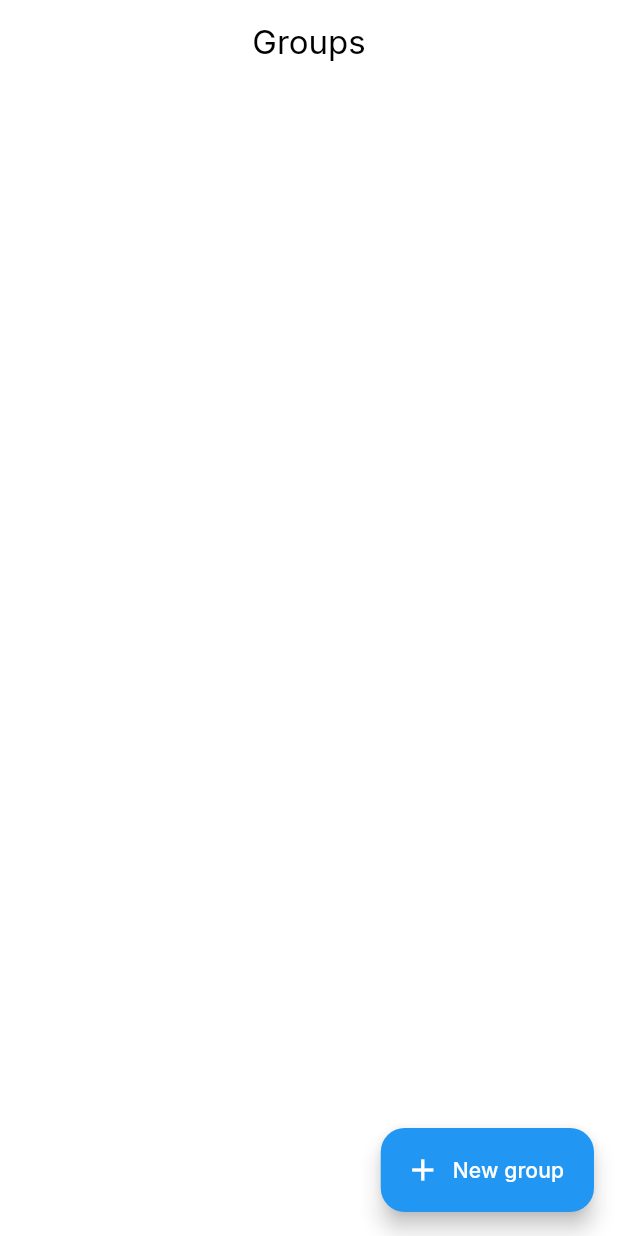
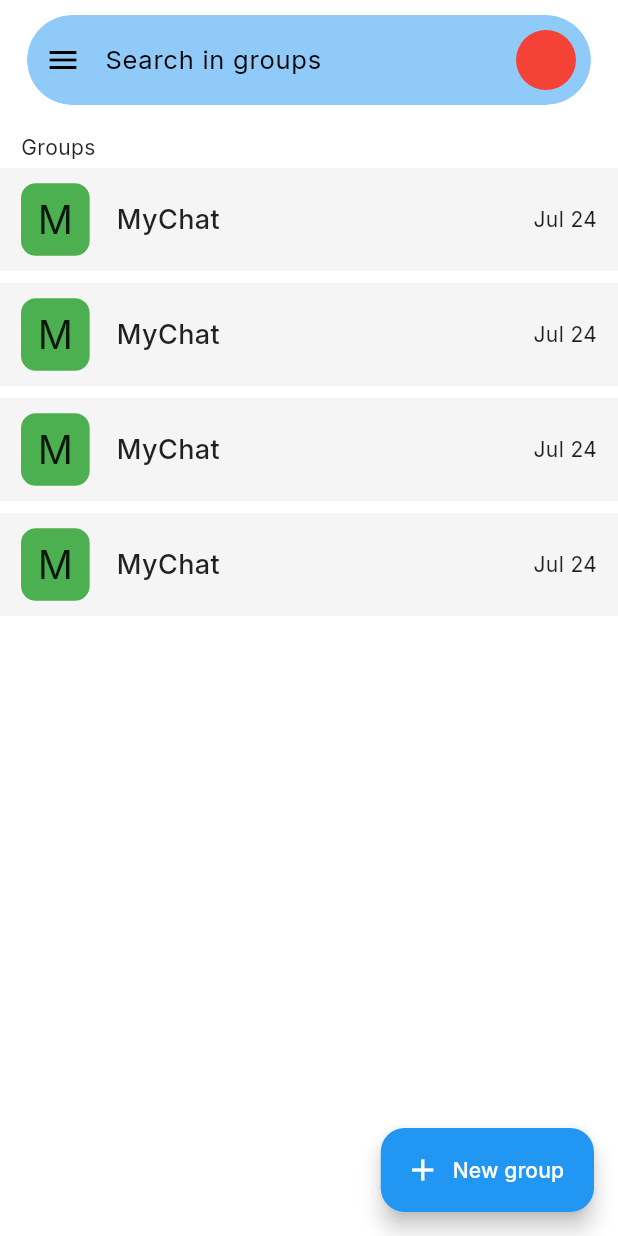
Before and after one commit to MuhammadSabah/M-Chat, a Flutter app: the GroupListScreen screen opened directly, on a phone screen of 412 x 824 dp. Run offline on Flutter 3.47's test engine with Material 2 defaults, Android fonts, the phone set to English and light mode, and no system bars; drawn by our look-alikes of dynamic_color; our stand-ins replace bubble, country_picker, google_fonts.

Commit message:
refactor widgets

```diff
--- a/lib/src/features/contacts/widgets/contact_card.dart
+++ b/lib/src/features/contacts/widgets/contact_card.dart
@@ -10,7 +10,7 @@ class ContactCard extends StatelessWidget {
     return Ink(
       height: screenHeight / 12,
       width: screenWidth,
-      color: Colors.red,
+      color: Colors.grey.shade100,
       child: Padding(
         padding: const EdgeInsets.symmetric(horizontal: 14.0),
         child: Row(
@@ -19,8 +19,8 @@ class ContactCard extends StatelessWidget {
             Row(
               children: [
                 Ink(
-                  height: screenHeight / 16,
-                  width: screenWidth / 8.5,
+                  height: screenHeight / 17,
+                  width: screenWidth / 9.0,
                   decoration: const BoxDecoration(
                     color: Colors.green,
                     borderRadius: BorderRadius.all(
--- /dev/null
+++ b/lib/src/features/contacts/widgets/search_field.dart
@@ -0,0 +1,49 @@
+import 'package:flutter/material.dart';
+
+class SearchField extends StatelessWidget {
+  const SearchField({super.key, required this.hintText,});
+final String hintText;
+
+  @override
+  Widget build(BuildContext context) {
+    return ClipRRect(
+      borderRadius: BorderRadius.circular(50),
+      child: Material(
+        borderRadius: BorderRadius.circular(50),
+        child: InkWell(
+          onTap: () {},
+          child: Ink(
+            child: TextField(
+              style: TextStyle(fontSize: 17),
+              textAlignVertical: TextAlignVertical.center,
+              decoration: InputDecoration(
+                isCollapsed: true,
+                prefixIcon: const Icon(
+                  Icons.menu,
+                  color: Colors.black,
+                ),
+                suffixIcon: const Padding(
+                  padding: EdgeInsets.all(10.0),
+                  child: CircleAvatar(
+                    backgroundColor: Colors.red,
+                  ),
+                ),
+                hintText: hintText,
+                hintStyle: TextStyle(fontSize: 17),
+                border: OutlineInputBorder(
+                  borderRadius: BorderRadius.circular(50),
+                  borderSide: BorderSide.none,
+                ),
+                filled: true,
+                fillColor: Theme.of(context)
+                    .colorScheme
+                    .secondaryContainer
+                    .withOpacity(0.5),
+              ),
+            ),
+          ),
+        ),
+      ),
+    );
+  }
+}
--- a/lib/src/features/group/screens/group_list_screen.dart
+++ b/lib/src/features/group/screens/group_list_screen.dart
@@ -1,3 +1,6 @@
+import 'package:final_chat_app/core/app_screens.dart';
+import 'package:final_chat_app/src/features/contacts/widgets/contact_card.dart';
+import 'package:final_chat_app/src/features/contacts/widgets/search_field.dart';
 import 'package:flutter/material.dart';
 
 class GroupListScreen extends StatelessWidget {
@@ -6,21 +9,39 @@ class GroupListScreen extends StatelessWidget {
   @override
   Widget build(BuildContext context) {
     return Scaffold(
-      appBar: AppBar(
-        title: const Text("Groups"),
-        centerTitle: true,
-        automaticallyImplyLeading: false,
-      ),
-      body: Column(
-        mainAxisAlignment: MainAxisAlignment.start,
-        children: [
-          // InkWell(
-          //   onTap: () {
-          // Navigator.pushNamed(context, AppScreens.chatPath);
-          //   },
-          // child: const ContactCard(),
-          // ),
-        ],
+      body: SafeArea(
+        child: Column(
+          crossAxisAlignment: CrossAxisAlignment.start,
+          children: [
+            Padding(
+              padding:
+                  const EdgeInsets.symmetric(horizontal: 18.0, vertical: 10)
+                      .copyWith(bottom: 18),
+              child: SearchField(
+                hintText: 'Search in groups',
+              ),
+            ),
+            Padding(
+              padding: const EdgeInsets.symmetric(horizontal: 14.0)
+                  .copyWith(bottom: 4),
+              child: Text('Groups'),
+            ),
+            Expanded(
+              child: ListView.separated(
+                separatorBuilder: (context, index) {
+                  return const SizedBox(height: 8);
+                },
+                itemCount: 4,
+                itemBuilder: (context, index) {
+                  return InkWell(
+                    onTap: () {},
+                    child: const ContactCard(),
+                  );
+                },
+              ),
+            ),
+          ],
+        ),
       ),
       floatingActionButton: FloatingActionButton.extended(
         heroTag: null,
```
Also changed, not shown: lib/src/features/contacts/screens/contact_list_screen.dart (+18 -41 lines).
